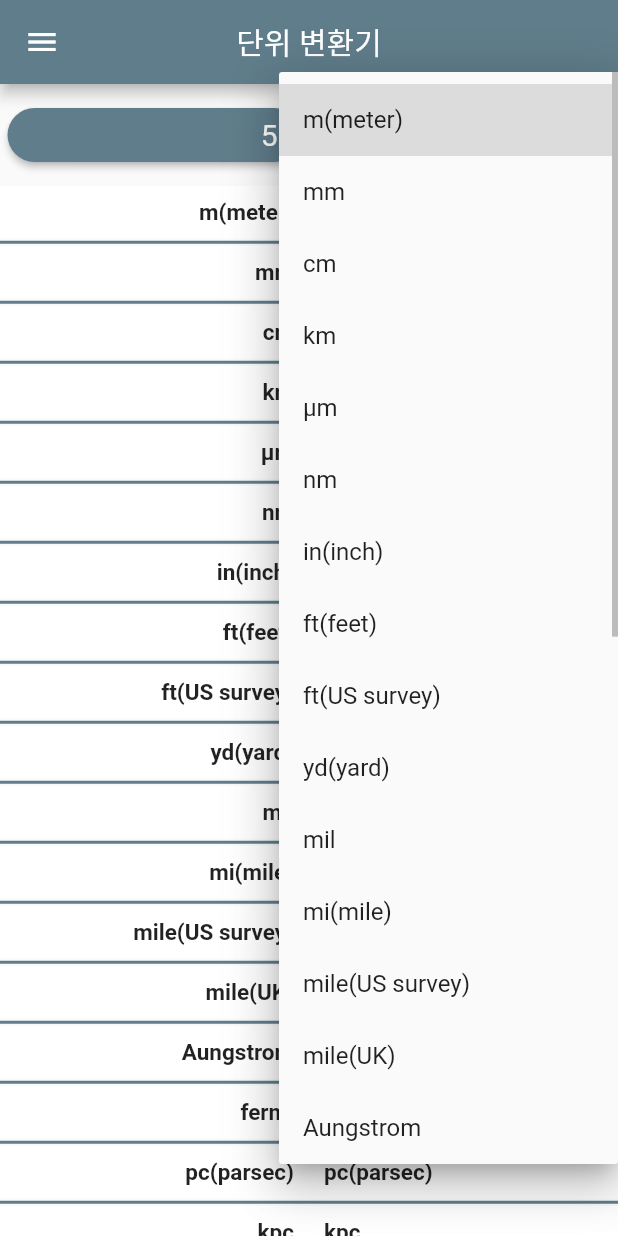
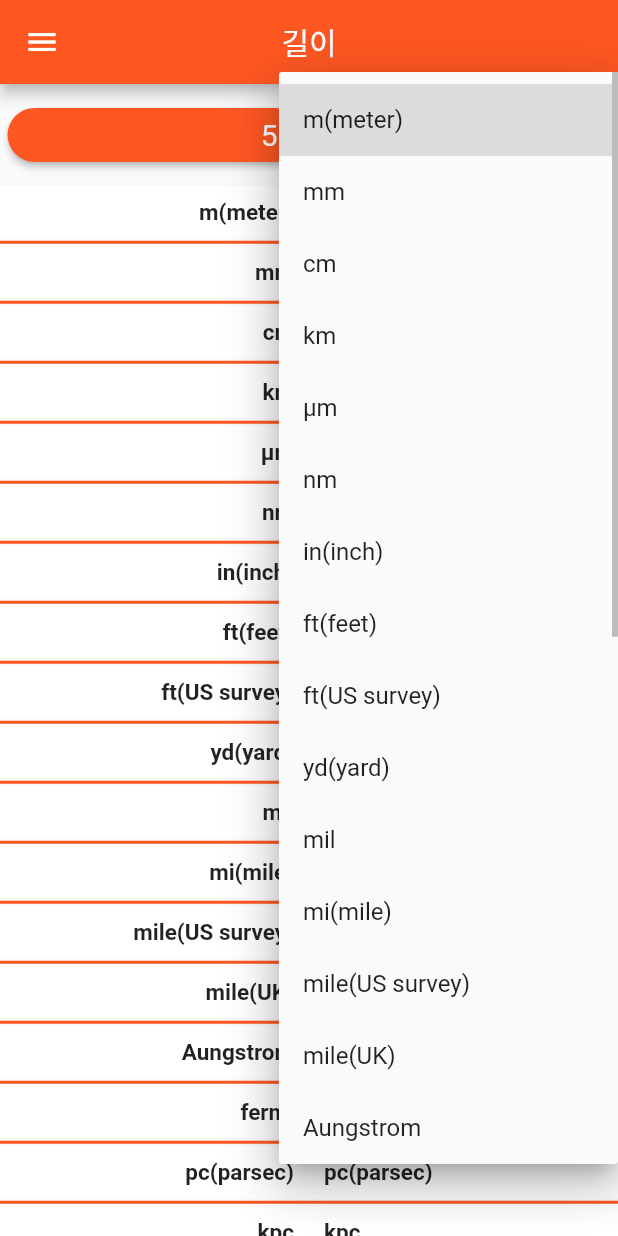
Before and after one commit to sara0608/conversion, a Flutter app: the screen it shows after launch, after a tap on "m(meter)", on a phone screen of 412 x 824 dp. Run offline on Flutter 3.47's test engine with Material 2 defaults, Android fonts, the phone set to English and light mode, and no system bars; missing offline and left inert: dart:ffi.

```diff
--- a/lib/component/expression.dart
+++ b/lib/component/expression.dart
@@ -10,6 +10,10 @@ class Expression{
   setExpression(String _target){
     expression_target = _target;
     expression_target_item = expression_target + '_001';
+  }
+
+  getExpression(){
+    return expression_target;
   }
 
   changeTargetItem(String _targetItem){
--- a/lib/component/userSetting.dart
+++ b/lib/component/userSetting.dart
@@ -1,7 +1,7 @@
 import 'package:flutter/material.dart';
 import 'body.dart';
 
-Color customerColor = Colors.blueGrey;
+Color customerColor = Colors.deepOrange;
 
 class userSetting{
 
--- a/lib/main.dart
+++ b/lib/main.dart
@@ -13,6 +13,7 @@ class MyApp extends StatefulWidget {
 }
 
 class _MyApp extends State<MyApp> {
+  String appTitle = "길이";
 
   @override
   Widget build(BuildContext context) {
@@ -25,24 +26,32 @@ class _MyApp extends State<MyApp> {
         , {1, '각',   'Basic_007'}, {1, '유량', 'Basic_008'}
         , {1, '압력', 'Basic_009'}, {1, '진공압력', 'Basic_010'}
         , {1, '온도', 'Basic_011'}, {1, '온도차', 'Basic_012'}
-      , {0, '에너지/전기/빛', 'light'} //index : 13
-        , {2, '에너지'}, {2, '동력'}
-        , {2, '전류'}, {2, '전압'}
-        , {2, '자기장'}, {2, '정전용량'}
-        , {2, '전하량'}, {2, '자속'}
-        , {2, '각속도'}, {2, '인덕턴스'}
-        , {2, '조도'}, {2, '휘도'}
-      , {0, '물리/기계', 'physics'}      //index : 26
-        , {3, '힘'}, {3, '비체적'}, {3, '밀도'}, {3, '비열'}
-        , {3, '가속도'}, {3, '표면장력'}, {3, '비중량'}, {3, '토크'}
-      , {0, '기계공학', 'machine'}       //index : 35
-        , {4, '질량유량'}, {4, '엔탈피'}, {4, '엔트로피'}, {4, '확산계수'}
-        , {4, '점성계수'}, {4, '동점성계수'}, {4, '열전도율'}, {4, '투과율'}
-        , {4, '열유속'}, {4, '열저항'}, {4, '열저항율'}, {4, '열발생율'}
-        , {4, '열용량'}, {4, '열전달계수'}, {4, '열밀도'}, {4, '열차폐'}
-      , {0, '방사선', 'radiation'}        //index : 52
-        , {5, '방사능'}, {5, '조사선량'}, {5, '등가선량'}, {5, '흡수선량'}
-        , {5, '표면오염도'}, {5, '공기오염도'}, {5, '방사능농도'}
+      , {0, '에너지/전기/빛', 'Light'} //index : 13
+        , {2, '에너지', 'Light_001'}, {2, '동력', 'Light_002'}
+        , {2, '전류', 'Light_003'},   {2, '전압', 'Light_004'}
+        , {2, '자기장', 'Light_005'}, {2, '정전용량', 'Light_006'}
+        , {2, '전하량', 'Light_007'}, {2, '자속', 'Light_008'}
+        , {2, '각속도', 'Light_009'}, {2, '인덕턴스', 'Light_010'}
+        , {2, '조도', 'Light_011'},   {2, '휘도', 'Light_012'}
+      , {0, '물리/기계', 'Physics'}      //index : 26
+        , {3, '힘', 'Physics_001'},    {3, '비체적', 'Physics_002'}
+        , {3, '밀도', 'Physics_003'},   {3, '비열', 'Physics_004'}
+        , {3, '가속도', 'Physics_005'}, {3, '표면장력', 'Physics_006'}
+        , {3, '비중량', 'Physics_007'}, {3, '토크', 'Physics_008'}
+      , {0, '기계공학', 'Machine'}       //index : 35
+        , {4, '질량유량', 'Machine_001'}, {4, '엔탈피', 'Machine_002'}
+        , {4, '엔트로피', 'Machine_003'}, {4, '확산계수', 'Machine_004'}
+        , {4, '점성계수', 'Machine_005'}, {4, '동점성계수', 'Machine_006'}
+        , {4, '열전도율', 'Machine_007'}, {4, '투과율', 'Machine_008'}
+        , {4, '열유속', 'Machine_009'},   {4, '열저항', 'Machine_010'}
+        , {4, '열저항율', 'Machine_011'}, {4, '열발생율', 'Machine_012'}
+        , {4, '열용량', 'Machine_013'},   {4, '열전달계수', 'Machine_014'}
+        , {4, '열밀도', 'Machine_015'},   {4, '열차폐', 'Machine_016'}
+      , {0, '방사선', 'Radiation'}        //index : 52
+        , {5, '방사능', 'Radiation_001'},    {5, '조사선량', 'Radiation_002'}
+        , {5, '등가선량', 'Radiation_003'},  {5, '흡수선량', 'Radiation_004'}
+        , {5, '표면오염도', 'Radiation_005'}, {5, '공기오염도', 'Radiation_006'}
+        , {5, '방사능농도', 'Radiation_007'}
     ];
 
     ValueNotifier<bool> visibleYn01 = ValueNotifier<bool>(false);
@@ -56,7 +65,7 @@ class _MyApp extends State<MyApp> {
       debugShowCheckedModeBanner: false,
       home: Scaffold(
           appBar: AppBar(
-              title: Text('단위 변환기', style: TextStyle(color: Colors.white),),
+              title: Text(appTitle),
               backgroundColor: userSetting().getColor(),
               centerTitle: true,
           ),
@@ -69,13 +78,6 @@ class _MyApp extends State<MyApp> {
                   child: ListView.builder(
                 itemCount: title.length,
                 itemBuilder: (BuildContext context, int index){
-
-                  // 초기화 ( 선택없이 나갔을때 중분류 열려있는 이슈)
-                  visibleYn01.value = false;
-                  visibleYn02.value = false;
-                  visibleYn03.value = false;
-                  visibleYn04.value = false;
-                  visibleYn05.value = false;
 
                   // index(1) = 기본
                   if(title[index].elementAt(0)==1){
@@ -113,7 +115,11 @@ class _MyApp extends State<MyApp> {
                             minLeadingWidth : 10,
                             visualDensity: VisualDensity(vertical: -3),
                             dense: true,
-                            onTap: () {},
+                            onTap: () {
+                              Expression().setExpression(title[index].elementAt(2).toString());
+                              Navigator.pop(context);
+                              setState(() {});
+                            },
                           ),
                         );
                       },
@@ -183,34 +189,65 @@ class _MyApp extends State<MyApp> {
                           builder: (BuildContext context, bool value, Widget? child) {
                             return ListTile(
                                 title: Text(title[index].elementAt(1).toString()),
-                                trailing: boolList.value ? Icon(Icons.add, color: userSetting().getColor()) : Icon(Icons.remove, color: userSetting().getColor()),
+                                trailing: Icon(Icons.add_box_rounded, color: userSetting().getColor()),
                                 onTap: () {
+
                                   if (title[index].elementAt(1).toString() ==
                                       title[0].elementAt(1).toString()) {
                                     visibleYn01.value = !visibleYn01.value;
+
+                                    visibleYn02.value = false;
+                                    visibleYn03.value = false;
+                                    visibleYn04.value = false;
+                                    visibleYn05.value = false;
+
                                     boolList.value = !boolList.value ;
                                   }
                                   else if (title[index].elementAt(1).toString() ==
                                       title[13].elementAt(1).toString()) {
                                     visibleYn02.value = !visibleYn02.value;
+
+                                    visibleYn01.value = false;
+                                    visibleYn03.value = false;
+                                    visibleYn04.value = false;
+                                    visibleYn05.value = false;
+
                                     boolList.value = !boolList.value ;
                                   }
                                   else if (title[index].elementAt(1).toString() ==
                                       title[26].elementAt(1).toString()) {
                                     visibleYn03.value = !visibleYn03.value;
+
+                                    visibleYn01.value = false;
+                                    visibleYn02.value = false;
+                                    visibleYn04.value = false;
+                                    visibleYn05.value = false;
+
                                     boolList.value = !boolList.value ;
                                   }
                                   else if (title[index].elementAt(1).toString() ==
                                       title[35].elementAt(1).toString()) {
                                     visibleYn04.value = !visibleYn04.value;
+
+                                    visibleYn01.value = false;
+                                    visibleYn02.value = false;
+                                    visibleYn03.value = false;
+                                    visibleYn05.value = false;
+
                                     boolList.value = !boolList.value ;
                                   }
                                   else if (title[index].elementAt(1).toString() ==
                                       title[52].elementAt(1).toString()) {
                                     visibleYn05.value = !visibleYn05.value;
+
+                                    visibleYn01.value = false;
+                                    visibleYn02.value = false;
+                                    visibleYn03.value = false;
+                                    visibleYn04.value = false;
+
                                     boolList.value = !boolList.value ;
                                   }
-                                }
+                                },
                             );
                           }
                       );
@@ -286,7 +323,23 @@ class _MyApp extends State<MyApp> {
                 ),
               ],
             ),
-          )
+          ),
+        onDrawerChanged: (isOpen){
+            if(!isOpen){
+              visibleYn01.value = false;
+              visibleYn02.value = false;
+              visibleYn03.value = false;
+              visibleYn04.value = false;
+              visibleYn05.value = false;
+            }
+            setState(() {
+              for(var i =0; i < title.length; i++){
+                if(title[i].elementAt(2) == Expression().getExpression()){
+                  appTitle = title[i].elementAt(1).toString();
+                }
+              }
+            });
+        },
       )
     );
   }
--- a/pubspec.yaml
+++ b/pubspec.yaml
@@ -34,6 +34,7 @@ dependencies:
   # The following adds the Cupertino Icons font to your application.
   # Use with the CupertinoIcons class for iOS style icons.
   cupertino_icons: ^1.0.2
+  keyboard_actions: ^4.1.0
 
 dev_dependencies:
   flutter_test:
```
Also changed, not shown: pubspec.lock.
